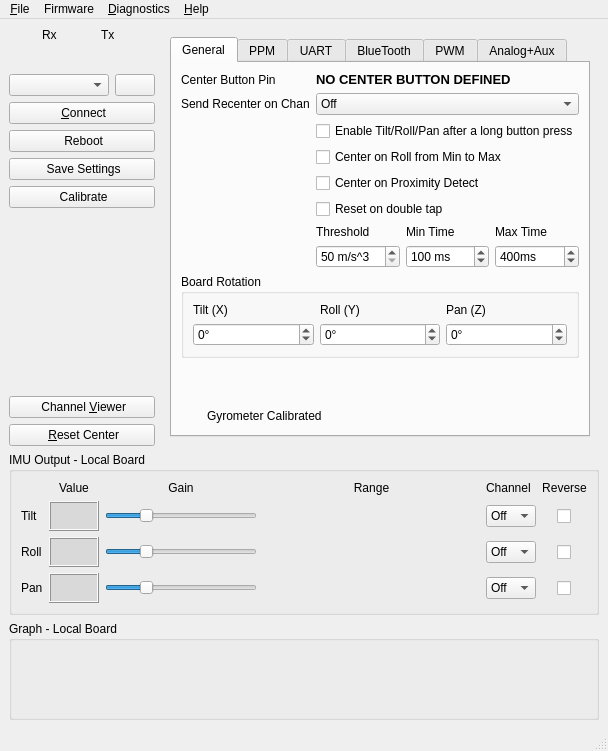
Before: the Qt Designer form gui/src/mainwindow.ui in dlktdr/HeadTracker, drawn with Qt 5.
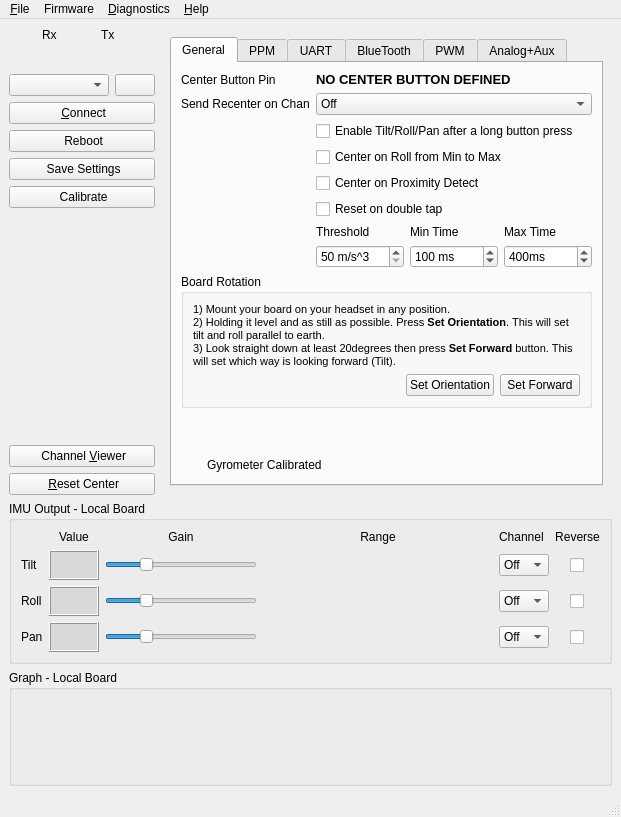
After: the same form once the commit is applied. The open tabs and pages were chosen to show the change. Icons and pictures are not drawn. Custom widgets are drawn as their Qt base class.

Commit message: Easy setup for board orientation

What changed in the file:
```diff
--- a/gui/src/mainwindow.ui
+++ b/gui/src/mainwindow.ui
@@ -6,8 +6,8 @@
    <rect>
     <x>0</x>
     <y>0</y>
-    <width>601</width>
-    <height>751</height>
+    <width>621</width>
+    <height>817</height>
    </rect>
   </property>
   <property name="sizePolicy">
@@ -518,82 +518,56 @@
                 </property>
                 <layout class="QVBoxLayout" name="verticalLayout_8">
                  <item>
-                  <layout class="QGridLayout" name="gridLayout_7">
-                   <item row="2" column="0">
-                    <widget class="QLabel" name="label_45">
-                     <property name="toolTip">
-                      <string>&lt;html&gt;&lt;head/&gt;&lt;body&gt;&lt;p&gt;Please see the video online &lt;span style=&quot; font-weight:700;&quot;&gt;Help-&amp;gt;Online Help -&amp;gt; GUI Setup -&amp;gt; General&lt;/span&gt; for an explanation&lt;/p&gt;&lt;/body&gt;&lt;/html&gt;</string>
+                  <widget class="QLabel" name="label_8">
+                   <property name="sizePolicy">
+                    <sizepolicy hsizetype="Preferred" vsizetype="Minimum">
+                     <horstretch>0</horstretch>
+                     <verstretch>0</verstretch>
+                    </sizepolicy>
+                   </property>
+                   <property name="text">
+                    <string>&lt;html&gt;&lt;head/&gt;&lt;body&gt;&lt;p&gt;&lt;span style=&quot; font-size:8pt;&quot;&gt;1) Mount your board on your headset in any position.&lt;br/&gt;2) Holding it level and as still as possible. Press &lt;/span&gt;&lt;span style=&quot; font-size:8pt; font-weight:700;&quot;&gt;Set Orientation&lt;/span&gt;&lt;span style=&quot; font-size:8pt;&quot;&gt;. This will set tilt and roll parallel to earth.&lt;br/&gt;3) Look straight down at least 20degrees then press &lt;/span&gt;&lt;span style=&quot; font-size:8pt; font-weight:700;&quot;&gt;Set Forward&lt;/span&gt;&lt;span style=&quot; font-size:8pt;&quot;&gt; button. This will set which way is looking forward (Tilt).&lt;/span&gt;&lt;/p&gt;&lt;/body&gt;&lt;/html&gt;</string>
+                   </property>
+                   <property name="scaledContents">
+                    <bool>true</bool>
+                   </property>
+                   <property name="wordWrap">
+                    <bool>true</bool>
+                   </property>
+                  </widget>
+                 </item>
+                 <item>
+                  <layout class="QHBoxLayout" name="horizontalLayout_14">
+                   <item>
+                    <spacer name="horizontalSpacer">
+                     <property name="orientation">
+                      <enum>Qt::Horizontal</enum>
                      </property>
-                     <property name="text">
-                      <string>Tilt (X)</string>
+                     <property name="sizeHint" stdset="0">
+                      <size>
+                       <width>40</width>
+                       <height>20</height>
+                      </size>
                      </property>
-                    </widget>
+                    </spacer>
                    </item>
-                   <item row="3" column="2">
-                    <widget class="QSpinBox" name="spnRotZ">
-                     <property name="toolTip">
-                      <string>&lt;html&gt;&lt;head/&gt;&lt;body&gt;&lt;p&gt;Please see the video online &lt;span style=&quot; font-weight:700;&quot;&gt;Help-&amp;gt;Online Help -&amp;gt; GUI Setup -&amp;gt; General&lt;/span&gt; for an explanation&lt;/p&gt;&lt;/body&gt;&lt;/html&gt;</string>
+                   <item>
+                    <widget class="QPushButton" name="cmdSetOrientation">
+                     <property name="minimumSize">
+                      <size>
+                       <width>0</width>
+                       <height>20</height>
+                      </size>
                      </property>
-                     <property name="suffix">
-                      <string>°</string>
-                     </property>
-                     <property name="minimum">
-                      <number>-360</number>
-                     </property>
-                     <property name="maximum">
-                      <number>360</number>
-                     </property>
-                    </widget>
-                   </item>
-                   <item row="3" column="1">
-                    <widget class="QSpinBox" name="spnRotY">
-                     <property name="toolTip">
-                      <string>&lt;html&gt;&lt;head/&gt;&lt;body&gt;&lt;p&gt;Please see the video online &lt;span style=&quot; font-weight:700;&quot;&gt;Help-&amp;gt;Online Help -&amp;gt; GUI Setup -&amp;gt; General&lt;/span&gt; for an explanation&lt;/p&gt;&lt;/body&gt;&lt;/html&gt;</string>
-                     </property>
-                     <property name="suffix">
-                      <string>°</string>
-                     </property>
-                     <property name="minimum">
-                      <number>-360</number>
-                     </property>
-                     <property name="maximum">
-                      <number>360</number>
-                     </property>
-                    </widget>
-                   </item>
-                   <item row="2" column="2">
-                    <widget class="QLabel" name="label_47">
-                     <property name="toolTip">
-                      <string>&lt;html&gt;&lt;head/&gt;&lt;body&gt;&lt;p&gt;Please see the video online &lt;span style=&quot; font-weight:700;&quot;&gt;Help-&amp;gt;Online Help -&amp;gt; GUI Setup -&amp;gt; General&lt;/span&gt; for an explanation&lt;/p&gt;&lt;/body&gt;&lt;/html&gt;</string>
-                     </property>
                      <property name="text">
-                      <string>Pan (Z)</string>
+                      <string>Set Orientation</string>
                      </property>
                     </widget>
                    </item>
-                   <item row="3" column="0">
-                    <widget class="QSpinBox" name="spnRotX">
-                     <property name="toolTip">
-                      <string>&lt;html&gt;&lt;head/&gt;&lt;body&gt;&lt;p&gt;Please see the video online &lt;span style=&quot; font-weight:700;&quot;&gt;Help-&amp;gt;Online Help -&amp;gt; GUI Setup -&amp;gt; General&lt;/span&gt; for an explanation&lt;/p&gt;&lt;/body&gt;&lt;/html&gt;</string>
-                     </property>
-                     <property name="suffix">
-                      <string>°</string>
-                     </property>
-                     <property name="minimum">
-                      <number>-360</number>
-                     </property>
-                     <property name="maximum">
-                      <number>360</number>
-                     </property>
-                    </widget>
-                   </item>
-                   <item row="2" column="1">
-                    <widget class="QLabel" name="label_46">
-                     <property name="toolTip">
-                      <string>&lt;html&gt;&lt;head/&gt;&lt;body&gt;&lt;p&gt;Please see the video online &lt;span style=&quot; font-weight:700;&quot;&gt;Help-&amp;gt;Online Help -&amp;gt; GUI Setup -&amp;gt; General&lt;/span&gt; for an explanation&lt;/p&gt;&lt;/body&gt;&lt;/html&gt;</string>
-                     </property>
+                   <item>
+                    <widget class="QPushButton" name="cmdSetForward">
                      <property name="text">
-                      <string>Roll (Y)</string>
+                      <string>Set Forward</string>
                      </property>
                     </widget>
                    </item>
@@ -609,8 +583,8 @@
                 </property>
                 <property name="sizeHint" stdset="0">
                  <size>
-                  <width>20</width>
-                  <height>40</height>
+                  <width>0</width>
+                  <height>0</height>
                  </size>
                 </property>
                </spacer>
@@ -3873,7 +3847,7 @@
     <rect>
      <x>0</x>
      <y>0</y>
-     <width>601</width>
+     <width>621</width>
      <height>22</height>
     </rect>
    </property>
```
Left out of the diff: 5 changed lines with no effect on the pictures. The commit also changes 10 other files.
